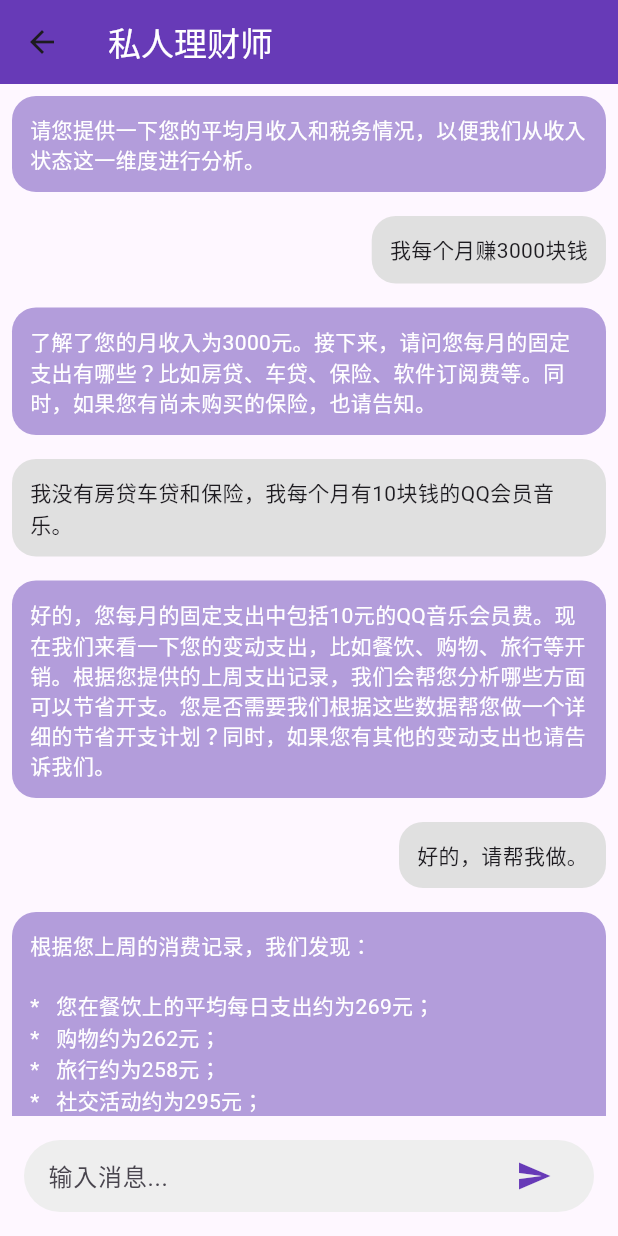
After one commit to ChengHua926/agi_hackathon, a Flutter app: the screen it shows after launch, item 2 of the bottom bar chosen, on a phone screen of 412 x 824 dp. The commit adds this screen. Run offline on Flutter 3.47's test engine with Material 3 defaults, Android fonts, the phone set to English and light mode, and no system bars.

Commit message:
chat page and image inserted

```diff
--- /dev/null
+++ b/lib/chatPage.dart
@@ -0,0 +1,267 @@
+import 'package:flutter/material.dart';
+
+class ChatPage extends StatelessWidget {
+  const ChatPage({super.key});
+
+  @override
+  Widget build(BuildContext context) {
+    return Scaffold(
+      appBar: AppBar(
+        title: const Text(
+          '私人理财师',
+          style: TextStyle(color: Colors.white),
+        ),
+        backgroundColor: Colors.deepPurple,
+      ),
+      body: Column(
+        children: [
+          Expanded(
+            child: ListView(
+              children: [
+                Align(
+                  alignment: Alignment.centerLeft,
+                  child: Container(
+                    decoration: BoxDecoration(
+                      color: Colors.deepPurple[200],
+                      borderRadius: BorderRadius.circular(16.0),
+                    ),
+                    padding: const EdgeInsets.all(12.0),
+                    margin: const EdgeInsets.all(8.0),
+                    child: const Text(
+                      '请您提供一下您的平均月收入和税务情况，以便我们从收入状态这一维度进行分析。', style: TextStyle(color: Colors.white),
+                    ),
+                  ),
+                ),
+                Align(
+                  alignment: Alignment.centerRight,
+                  child: Container(
+                    decoration: BoxDecoration(
+                      color: Colors.grey[300],
+                      borderRadius: BorderRadius.circular(16.0),
+                    ),
+                    padding: const EdgeInsets.all(12.0),
+                    margin: const EdgeInsets.all(8.0),
+                    child: const Text('我每个月赚3000块钱'),
+                  ),
+                ),
+                Align(
+                  alignment: Alignment.centerLeft,
+                  child: Container(
+                    decoration: BoxDecoration(
+                      color: Colors.deepPurple[200],
+                      borderRadius: BorderRadius.circular(16.0),
+                    ),
+                    padding: const EdgeInsets.all(12.0),
+                    margin: const EdgeInsets.all(8.0),
+                    child: const Text(
+                      '了解了您的月收入为3000元。接下来，请问您每月的固定支出有哪些？比如房贷、车贷、保险、软件订阅费等。同时，如果您有尚未购买的保险，也请告知。', style: TextStyle(color: Colors.white),
+                    ),
+                  ),
+                ),
+                Align(
+                  alignment: Alignment.centerRight,
+                  child: Container(
+                    decoration: BoxDecoration(
+                      color: Colors.grey[300],
+                      borderRadius: BorderRadius.circular(16.0),
+                    ),
+                    padding: const EdgeInsets.all(12.0),
+                    margin: const EdgeInsets.all(8.0),
+                    child: const Text(
+                      '我没有房贷车贷和保险，我每个月有10块钱的QQ会员音乐。',
+                    ),
+                  ),
+                ),
+                Align(
+                  alignment: Alignment.centerLeft,
+                  child: Container(
+                    decoration: BoxDecoration(
+                      color: Colors.deepPurple[200],
+                      borderRadius: BorderRadius.circular(16.0),
+                    ),
+                    padding: const EdgeInsets.all(12.0),
+                    margin: const EdgeInsets.all(8.0),
+                    child: const Text(
+                      '好的，您每月的固定支出中包括10元的QQ音乐会员费。现在我们来看一下您的变动支出，比如餐饮、购物、旅行等开销。根据您提供的上周支出记录，我们会帮您分析哪些方面可以节省开支。您是否需要我们根据这些数据帮您做一个详细的节省开支计划？同时，如果您有其他的变动支出也请告诉我们。',style: TextStyle(color: Colors.white),
+                    ),
+                  ),
+                ),
+                Align(
+                  alignment: Alignment.centerRight,
+                  child: Container(
+                    decoration: BoxDecoration(
+                      color: Colors.grey[300],
+                      borderRadius: BorderRadius.circular(16.0),
+                    ),
+                    padding: const EdgeInsets.all(12.0),
+                    margin: const EdgeInsets.all(8.0),
+                    child: const Text('好的，请帮我做。'),
+                  ),
+                ),
+                Align(
+                  alignment: Alignment.centerLeft,
+                  child: Container(
+                    decoration: BoxDecoration(
+                      color: Colors.deepPurple[200],
+                      borderRadius: BorderRadius.circular(16.0),
+                    ),
+                    padding: const EdgeInsets.all(12.0),
+                    margin: const EdgeInsets.all(8.0),
+                    child: const Text(
+                      '根据您上周的消费记录，我们发现：\n\n*   您在餐饮上的平均每日支出约为269元；\n*   购物约为262元；\n*   旅行约为258元；\n*   社交活动约为295元；\n*   其他开销约为253元。\n\n鉴于您每月收入为3000元，建议重点关注减少社交活动和餐饮上的支出，这两项是您支出最大的部分。可以考虑减少外出就餐次数，选择性价比更高的社交活动。\n\n接下来，请告诉我您是否有任何债务，例如使用蚂蚁花呗、信用卡等。我们将为您规划还债计划。同时，如果您有任何特定的还债需求或目标，也请告知。', style: TextStyle(color: Colors.white),
+                    ),
+                  ),
+                ),
+                Align(
+                  alignment: Alignment.centerRight,
+                  child: Container(
+                    decoration: BoxDecoration(
+                      color: Colors.grey[300],
+                      borderRadius: BorderRadius.circular(16.0),
+                    ),
+                    padding: const EdgeInsets.all(12.0),
+                    margin: const EdgeInsets.all(8.0),
+                    child: const Text('我的花呗欠了4000块钱，没有信用卡', ),
+                  ),
+                ),
+                Align(
+                  alignment: Alignment.centerLeft,
+                  child: Container(
+                    decoration: BoxDecoration(
+                      color: Colors.deepPurple[200],
+                      borderRadius: BorderRadius.circular(16.0),
+                    ),
+                    padding: const EdgeInsets.all(12.0),
+                    margin: const EdgeInsets.all(8.0),
+                    child: const Text(
+                      '了解到您的花呗欠款为4000元。鉴于此，我们建议制定一个还款计划，以避免逾期利息增加您的负担。考虑到您每月3000元的收入和较低的固定支出（QQ音乐会员10元），我们可以为您设计一个适合的还款策略。请问您每月能分配多少金额用于偿还花呗欠款？同时，如果您有偏好的还款周期（比如希望尽快还清或希望分几个月还），也请告诉我。这将帮助我们更好地为您规划。',style: TextStyle(color: Colors.white),
+                    ),
+                  ),
+                ),
+                Align(
+                  alignment: Alignment.centerRight,
+                  child: Container(
+                    decoration: BoxDecoration(
+                      color: Colors.grey[300],
+                      borderRadius: BorderRadius.circular(16.0),
+                    ),
+                    padding: const EdgeInsets.all(12.0),
+                    margin: const EdgeInsets.all(8.0),
+                    child: const Text('我不知道，你可以帮我做规划吗'),
+                  ),
+                ),
+                Align(
+                  alignment: Alignment.centerLeft,
+                  child: Container(
+                    decoration: BoxDecoration(
+                      color: Colors.deepPurple[200],
+                      borderRadius: BorderRadius.circular(16.0),
+                    ),
+                    padding: const EdgeInsets.all(12.0),
+                    margin: const EdgeInsets.all(8.0),
+                    child: const Text(
+                      '当然可以。考虑到您的月收入为3000元，以及较低的固定开销，我们可以制定一个合理的还款计划，既确保生活必需品和适当的娱乐开销，也能有效还清债务。\n\n首先，我们建议您每月至少为生活必需品和娱乐预留出1000元。剩余的2000元中，考虑到需要一定的灵活性应对突发事件，我们建议每月用1500元来还款，这样既可以确保有足够的资金应对紧急情况，也能在大约3个月左右的时间内还清花呗欠款。这样的规划能为您提供一个平衡点，避免财务压力过大，同时也能逐步解决债务问题。当然，如果您的收入有变化或者有额外的支出需要考虑，请随时调整还款计划。接下来，我们将讨论您的储蓄和投资情况。请问您目前有储蓄或投资吗？例如存款、股票等。同时，如果您有定期存款或投资的计划，请分享给我们。',style: TextStyle(color: Colors.white),
+                    ),
+                  ),
+                ),
+                Align(
+                  alignment: Alignment.centerRight,
+                  child: Container(
+                    decoration: BoxDecoration(
+                      color: Colors.grey[300],
+                      borderRadius: BorderRadius.circular(16.0),
+                    ),
+                    padding: const EdgeInsets.all(12.0),
+                    margin: const EdgeInsets.all(8.0),
+                    child: const Text('没有任何存款和投资'),
+                  ),
+                ),
+                Align(
+                  alignment: Alignment.centerLeft,
+                  child: Container(
+                    decoration: BoxDecoration(
+                      color: Colors.deepPurple[200],
+                      borderRadius: BorderRadius.circular(16.0),
+                    ),
+                    padding: const EdgeInsets.all(12.0),
+                    margin: const EdgeInsets.all(8.0),
+                    child: const Text(
+                      '考虑到您的情况，我们可以制定一个基本的还款和节省开支的策略，同时注意到您没有任何存款和投资，这意味着我们在规划时需要为您预留一定的应急金。\n\n还款计划\n\n既然您的月收入为3000元，固定支出为10元QQ音乐会员费，且根据您上周的消费习惯，我们发现有节省开支的空间。建议每月至少安排1000元用于偿还花呗欠款，这样可以在4个月内还清欠款，同时避免逾期利息的累积。\n\n节省开支\n\n*   餐饮：考虑减少外出就餐，自己做饭，月节省目标设为200元。\n*   社交活动：选择性参加，减少开支，月节省目标设为100元。\n*   其他开销：审视"其他"类开销，找出非必需品，月节省目标设为100元。\n\n应急金\n\n鉴于您目前没有存款和投资，建议在还清花呗欠款后，开始建立应急基金，每月尽可能存入一定金额，至少覆盖3个月的生活费用。\n\n动作计划\n\n1.  即刻开始：限制非必需开支，优化消费结构。\n2.  每月还款：从下个月起，每月安排1000元用于偿还花呗。\n3.  建立应急金：欠款还清后，开始积累应急基金。\n\n请问您是否需要帮助制定具体的月度预算表，包括详细的开支和还款计划？这将有助于您更好地管理财务。',style: TextStyle(color: Colors.white),
+                    ),
+                  ),
+                ),
+                Align(
+                  alignment: Alignment.centerRight,
+                  child: Container(
+                    decoration: BoxDecoration(
+                      color: Colors.grey[300],
+                      borderRadius: BorderRadius.circular(16.0),
+                    ),
+                    padding: const EdgeInsets.all(12.0),
+                    margin: const EdgeInsets.all(8.0),
+                    child: const Text('是的，我需要一个更详细具体的月度预算表'),
+                  ),
+                ),
+                Align(
+  alignment: Alignment.centerLeft,
+  child: Container(
+    decoration: BoxDecoration(
+      color: Colors.deepPurple[200],
+      borderRadius: BorderRadius.circular(16.0),
+    ),
+    padding: const EdgeInsets.all(12.0),
+    margin: const EdgeInsets.all(8.0),
+    child: Column(
+      crossAxisAlignment: CrossAxisAlignment.start,
+      children: [
+        const Text(
+          '根据我们的计划，这里是您接下来四个月的详细预算表：',
+          style: TextStyle(color: Colors.white),
+        ),
+        Image.asset(
+          'assets/graph 1.png', // Replace with your image asset path or use Image.network for a network image
+          fit: BoxFit.cover,
+        ),
+        const Text(
+          '每月剩余金额为1590元，建议您使用这部分资金来建立应急基金，并在还清花呗欠款后考虑投资和储蓄。\n\n这个预算表旨在帮助您有效管理财务，并逐步实现财务安全和自由。如果您对此计划有任何疑问或需要进一步的调整，请随时告诉我。同时，我将把这个计划的链接发送到我们的钱眼群聊 https://discord.gg/qianyan，您可以随时查看和讨论。',
+          style: TextStyle(color: Colors.white),
+        ),
+      ],
+    ),
+  ),
+)
+
+              ],
+            ),
+          ),
+          Container(
+            decoration: BoxDecoration(
+              color: Colors.grey[200],
+              borderRadius: BorderRadius.circular(32.0),
+            ),
+            padding: const EdgeInsets.symmetric(horizontal: 16.0),
+            margin: const EdgeInsets.all(16.0),
+            child: Row(
+              children: [
+                const Expanded(
+                  child: TextField(
+                    // controller: _textController,
+                    decoration: InputDecoration(
+                      hintText: '输入消息...',
+                      border: InputBorder.none,
+                    ),
+                  ),
+                ),
+                IconButton(
+                  icon: const Icon(Icons.send),
+                  color: Colors.deepPurple,
+                  onPressed: () => {},
+                ),
+              ],
+            ),
+          ),
+        ],
+      ),
+    );
+  }
+}
--- a/lib/landingPage.dart
+++ b/lib/landingPage.dart
@@ -3,6 +3,7 @@ import 'package:provider/provider.dart';
 import 'provider/spending.dart';
 import 'widgets/spendingWidget.dart';
 import 'recordingPage.dart';
+import 'chatPage.dart';
 
 class LandingPage extends StatefulWidget {
   const LandingPage({super.key});
@@ -14,11 +15,18 @@ class LandingPage extends StatefulWidget {
 class _LandingPageState extends State<LandingPage> {
   int _selectedIndex = 0;
 
-  void _onItemTapped(int index) {
-    setState(() {
-      _selectedIndex = index;
-    });
-  }
+void _onItemTapped(int index) {
+  setState(() {
+    _selectedIndex = index;
+    if (index == 1) {
+      // Navigate to ChatPage
+      Navigator.push(
+        context,
+        MaterialPageRoute(builder: (context) => ChatPage()),
+      );
+    }
+  });
+}
 
   @override
   Widget build(BuildContext context) {
@@ -184,6 +192,7 @@ class _LandingPageState extends State<LandingPage> {
           BottomNavigationBarItem(
             icon: Icon(Icons.search),
             label: '建议',
+            //navigate to ChatPage
           ),
           BottomNavigationBarItem(
             icon: Icon(Icons.bar_chart),
--- a/pubspec.yaml
+++ b/pubspec.yaml
@@ -55,6 +55,8 @@ dev_dependencies:
 
 # The following section is specific to Flutter packages.
 flutter:
+  assets:
+    - assets/graph 1.png
 
   # The following line ensures that the Material Icons font is
   # included with your application, so that you can use the icons in
```
Also changed, not shown: assets/graph 1.png (added), 1 other file.
